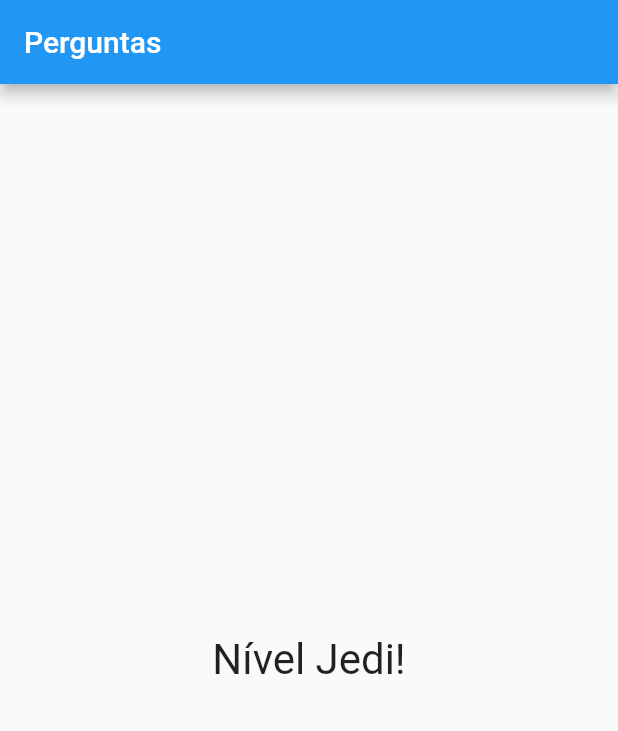
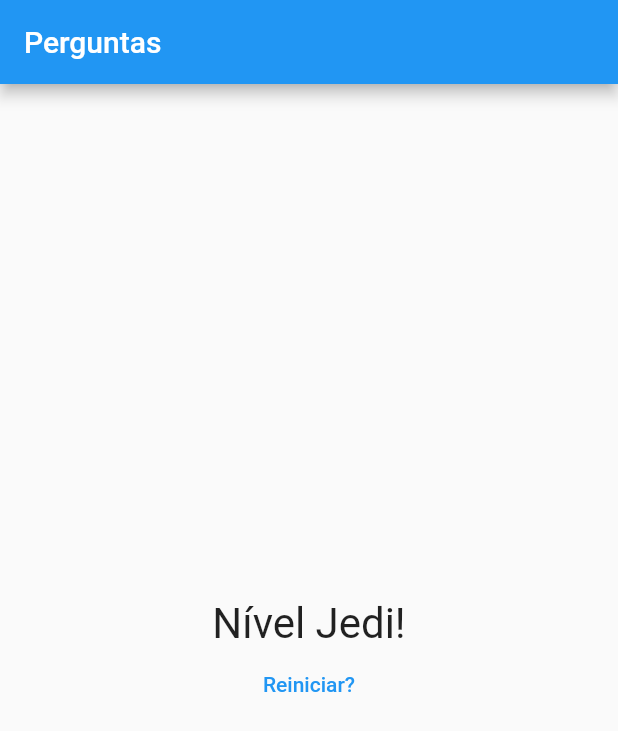
Before and after one commit to felipe-sousa/curso-flutter-projeto-quiz, a Flutter app: the screen it shows after launch, after a tap on "Preto", after a tap on "Cobra", after a tap on "João", on a phone screen of 412 x 824 dp. Shown: the top 731 px of the screen. Run offline on Flutter 3.47's test engine with Material 2 defaults, Android fonts, the phone set to English and light mode, and no system bars.

Commit message:
button para reiniciar o app
button para reiniciar o app

```diff
--- a/lib/main.dart
+++ b/lib/main.dart
@@ -48,7 +48,13 @@ class _PerguntaAppState extends State<PerguntaApp> {
         _pontuacaoTotal += pontuacao;
       });
     }
-    print(_pontuacaoTotal);
+  }
+
+  void _reiniciarQuestionario() {
+    setState(() {
+      _perguntaSelecionada = 0;
+      _pontuacaoTotal = 0;
+    });
   }
 
   @override
@@ -64,7 +70,7 @@ class _PerguntaAppState extends State<PerguntaApp> {
                 perguntaSelecionada: _perguntaSelecionada,
                 responder: _responder,
               )
-            : Resultado(_pontuacaoTotal),
+            : Resultado(_pontuacaoTotal, _reiniciarQuestionario),
       ),
     );
   }
--- a/lib/resultado.dart
+++ b/lib/resultado.dart
@@ -4,7 +4,11 @@ import 'package:flutter/material.dart';
 
 class Resultado extends StatelessWidget {
   final int resultado;
-  Resultado(this.resultado);
+
+  final void Function() reiniciarQuestionario;
+
+  Resultado(this.resultado, this.reiniciarQuestionario);
+
   String get fraseResultado {
     if (resultado < 8) {
       return 'Parabéns!';
@@ -19,11 +23,24 @@ class Resultado extends StatelessWidget {
 
   @override
   Widget build(BuildContext context) {
-    return Center(
-      child: Text(
-        fraseResultado,
-        style: const TextStyle(fontSize: 28),
-      ),
+    return Column(
+      mainAxisAlignment: MainAxisAlignment.center,
+      children: [
+        Center(
+          child: Text(
+            fraseResultado,
+            style: const TextStyle(fontSize: 28),
+          ),
+        ),
+        TextButton(
+          onPressed: reiniciarQuestionario,
+          style: TextButton.styleFrom(
+            primary: Colors.blue,
+            backgroundColor: Colors.transparent,
+          ),
+          child: const Text('Reiniciar?'),
+        ),
+      ],
     );
   }
 }
```
